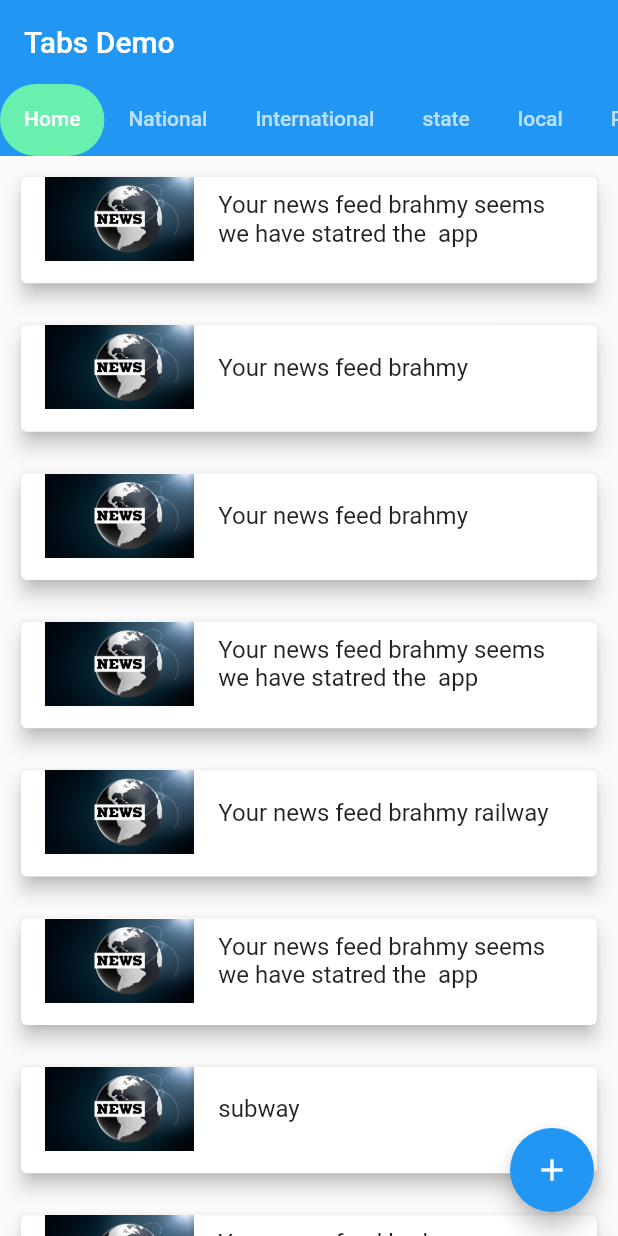
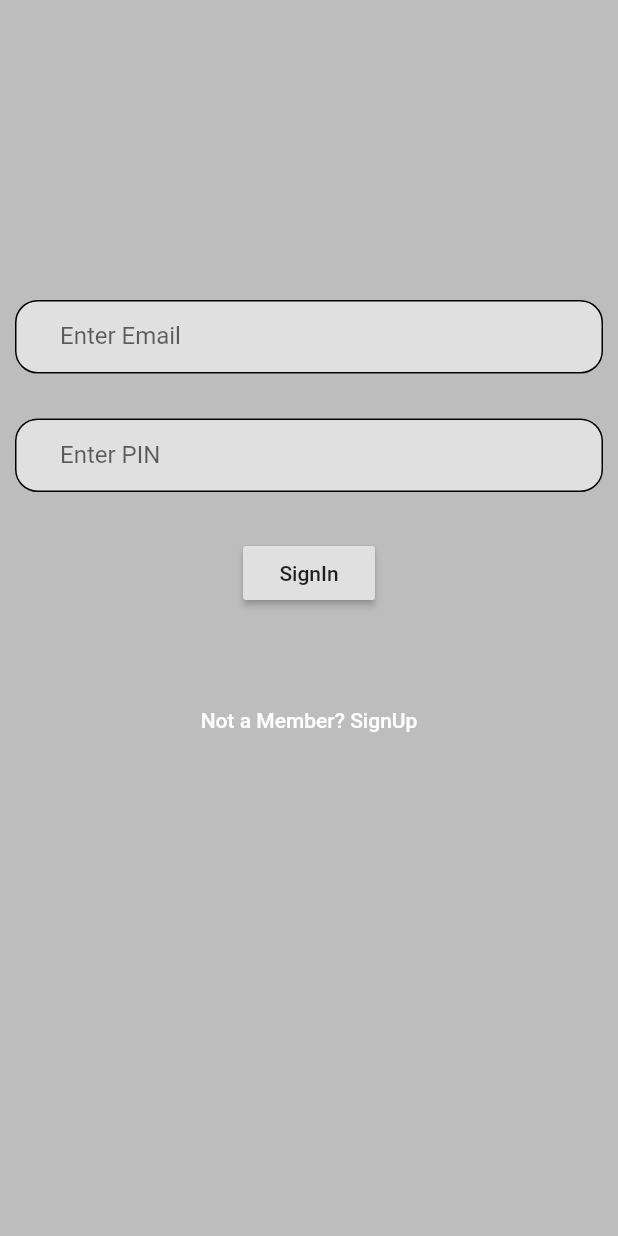
Before and after one commit to brahmy/Dawning-Times, a Flutter app: the screen it shows after launch, on a phone screen of 412 x 824 dp. Run offline on Flutter 3.47's test engine with Material 2 defaults, Android fonts, the phone set to English and light mode, and no system bars; our stand-ins replace geolocator, image_picker.

Commit message:
Add code to signin Add FINE_LOCATION to AndroidManifest.xml Change Navigation in main.dart Add 3rd party packages to pubspec.yaml.. like imagePicker,url_lancer,geo_locator --and Some screens are added-- signin.dart screen is added geo_locator.dart is added

```diff
--- a/lib/main.dart
+++ b/lib/main.dart
@@ -1,5 +1,6 @@
-import 'package:dawning_times/screens/HomeMainTabs.dart';
+
 import 'package:dawning_times/screens/HomeScreen.dart';
+import 'package:dawning_times/screens/auth/signin.dart';
 import 'package:flutter/material.dart';
 
 void main() {
@@ -24,7 +25,7 @@ class MyApp extends StatelessWidget {
         // is not restarted.
         primarySwatch: Colors.blue,
       ),
-      home: HomeMainTabs(),
+      home: SignIn(),
         initialRoute: '/',
         routes: {
           // When navigating to the "/" route, build the FirstScreen widget.
--- /dev/null
+++ b/lib/screens/auth/signin.dart
@@ -0,0 +1,82 @@
+import 'package:dawning_times/screens/HomeMainTabs.dart';
+import 'package:dawning_times/screens/auth/signup.dart';
+import 'package:flutter/material.dart';
+
+
+class SignIn extends StatefulWidget {
+  @override
+  _SignInState createState() => _SignInState();
+}
+
+class _SignInState extends State<SignIn> {
+  @override
+  Widget build(BuildContext context) {
+    return Scaffold(
+      backgroundColor: Colors.black26,
+      body: SingleChildScrollView(
+        child: Container(
+          child: Center(
+            child: Column(
+              mainAxisAlignment: MainAxisAlignment.center,
+              crossAxisAlignment: CrossAxisAlignment.center,
+              children: [
+                Padding(
+                  padding: const EdgeInsets.fromLTRB(10.0, 200.0, 10.0, 10.0),
+                  child: TextFormField(
+                    decoration: InputDecoration(
+                        border: InputBorder.none,
+                        filled: true,
+                        fillColor: Colors.grey[300],
+                        focusColor: Colors.grey[300],
+                        labelText: 'Enter Email',
+                        contentPadding: new EdgeInsets.symmetric(vertical: 15.0, horizontal:30.0 ),
+                        enabledBorder: OutlineInputBorder(
+                            borderRadius: BorderRadius.circular(15.0)
+                        )
+                    ),
+                  ),
+                ),
+                SizedBox(height: 10.0,),
+                Padding(
+                  padding: const EdgeInsets.all(10.0),
+                  child: TextFormField(
+                    decoration: InputDecoration(
+                        border: InputBorder.none,
+                        filled: true,
+                        fillColor: Colors.grey[300],
+                        focusColor: Colors.grey[300],
+                        labelText: 'Enter PIN',
+                        contentPadding: new EdgeInsets.symmetric(vertical: 15.0, horizontal:30.0 ),
+                        enabledBorder: OutlineInputBorder(
+                            borderRadius: BorderRadius.circular(15.0)
+                        )
+                    ),
+                  ),
+                ),
+                SizedBox(height: 20.0,),
+                RaisedButton(
+                  onPressed: () {
+                    Navigator.push(context, MaterialPageRoute(builder: (context) => HomeMainTabs()));
+                  },
+                  child: Text('SignIn'),
+                ),
+                SizedBox(height: 50.0,),
+                FlatButton(
+                  onPressed: () {
+                    Navigator.push(context, MaterialPageRoute(builder: (context) =>SignUp()));
+                  },
+                  child: Text(
+                    'Not a Member? SignUp',
+                    style: TextStyle(
+                      color: Colors.white,
+                    ),
+                  ),
+                ),
+              ],
+            ),
+          ),
+        ),
+      ),
+    );
+  }
+}
--- a/pubspec.yaml
+++ b/pubspec.yaml
@@ -28,6 +28,10 @@ dependencies:
   # The following adds the Cupertino Icons font to your application.
   # Use with the CupertinoIcons class for iOS style icons.
   cupertino_icons: ^1.0.2
+  image_picker: ^0.6.7+22
+  geolocator: ^6.2.1
+  url_launcher: ^5.7.10
+  image_cropper: ^1.4.0
 
 dev_dependencies:
   flutter_test:
```
Also changed, not shown: lib/screens/auth/geo_locator.dart (added, +100 -0 lines), lib/screens/auth/signup.dart (+141 -0 lines), pubspec.lock, 1 other file.
